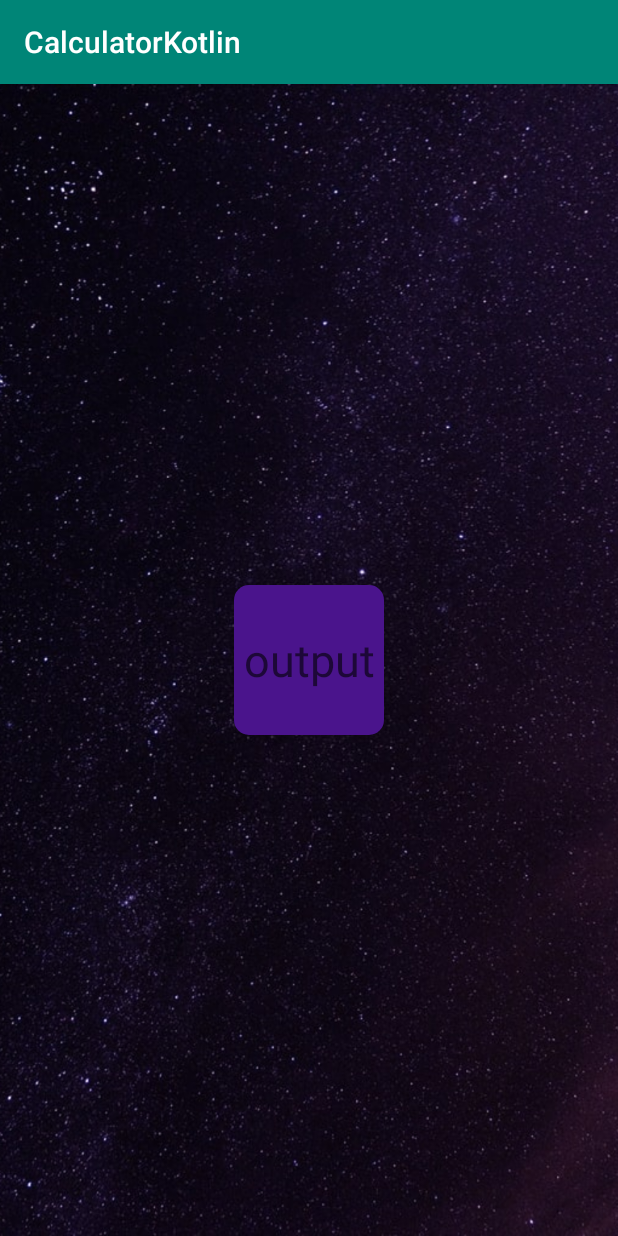
After one commit to aidina1908/CalculatorKotlin, an Android app: the OutputActivity screen opened directly, with no data from a screen before it, on a phone screen of 412 x 824 dp. The commit adds this screen. Run offline under Robolectric (Android 15) with nearby library versions, the phone set to English and light mode, and no system bars.

Commit message:
Add second activity

```diff
--- a/app/src/main/AndroidManifest.xml
+++ b/app/src/main/AndroidManifest.xml
@@ -9,6 +9,7 @@
         android:roundIcon="@mipmap/ic_launcher_round"
         android:supportsRtl="true"
         android:theme="@style/AppTheme">
+        <activity android:name=".OutputActivity"></activity>
         <activity android:name=".MainActivity">
             <intent-filter>
                 <action android:name="android.intent.action.MAIN" />
--- /dev/null
+++ b/app/src/main/java/com/example/android/calculatorkotlin/OutputActivity.kt
@@ -0,0 +1,24 @@
+package com.example.android.calculatorkotlin
+
+import androidx.appcompat.app.AppCompatActivity
+import android.os.Bundle
+import android.widget.EditText
+import android.widget.TextView
+import kotlinx.android.synthetic.main.activity_main.*
+import kotlinx.android.synthetic.main.activity_main.view.*
+import kotlinx.android.synthetic.main.activity_output.*
+
+class OutputActivity : AppCompatActivity() {
+
+    override fun onCreate(savedInstanceState: Bundle?) {
+        super.onCreate(savedInstanceState)
+        setContentView(R.layout.activity_output)
+
+        val answer = intent.getStringExtra("output")
+
+        val result = findViewById<TextView>(R.id.textview)
+        result.text = answer
+
+
+    }
+}
--- a/app/src/main/res/drawable/edittext_shape.xml
+++ b/app/src/main/res/drawable/edittext_shape.xml
@@ -1,6 +1,6 @@
 <?xml version="1.0" encoding="utf-8"?>
     <shape xmlns:android="http://schemas.android.com/apk/res/android"
         android:shape="rectangle">
-    <solid android:color="#ffa726"/>
+    <solid android:color="#4a148c"/>
     <corners android:radius="10dp"/>
 </shape>
--- a/app/src/main/res/drawable/style_button_circle.xml
+++ b/app/src/main/res/drawable/style_button_circle.xml
@@ -1,7 +1,7 @@
 <?xml version="1.0" encoding="utf-8"?>
 <shape xmlns:android="http://schemas.android.com/apk/res/android">
     <stroke android:width="3dp"
-        android:color="#ffa726"/>
+        android:color="@android:color/white"/>
     <corners android:radius="1000dp"/>
 
 </shape>
--- a/app/src/main/res/drawable/textview_background.xml
+++ b/app/src/main/res/drawable/textview_background.xml
@@ -1,7 +1,7 @@
 <?xml version="1.0" encoding="utf-8"?>
 <shape xmlns:android="http://schemas.android.com/apk/res/android"
     android:shape="rectangle">
-    <solid android:color="#ffa726"/>
+    <solid android:color="#4a148c"/>
     <corners android:radius="10dp"/>
 
 </shape>
--- /dev/null
+++ b/app/src/main/res/layout/activity_output.xml
@@ -0,0 +1,33 @@
+<?xml version="1.0" encoding="utf-8"?>
+<androidx.constraintlayout.widget.ConstraintLayout xmlns:android="http://schemas.android.com/apk/res/android"
+    xmlns:app="http://schemas.android.com/apk/res-auto"
+    xmlns:tools="http://schemas.android.com/tools"
+    android:orientation="vertical"
+    android:layout_width="match_parent"
+    android:layout_height="match_parent">
+
+    <ImageView
+        android:id="@+id/background"
+        android:layout_width="match_parent"
+        android:layout_height="match_parent"
+        android:scaleType="centerCrop"
+        android:src="@drawable/galaxy"
+        tools:layout_editor_absoluteX="35dp"
+        tools:layout_editor_absoluteY="61dp" />
+
+    <TextView
+        android:id="@+id/textview"
+        android:layout_width="100dp"
+        android:layout_height="100dp"
+        android:background="@drawable/textview_background"
+        android:hint="output"
+        android:textSize="30sp"
+        android:gravity="center"
+        android:textColor="@android:color/white"
+        app:layout_constraintBottom_toBottomOf="parent"
+        app:layout_constraintEnd_toEndOf="parent"
+        app:layout_constraintStart_toStartOf="parent"
+        app:layout_constraintTop_toTopOf="parent" />
+
+
+</androidx.constraintlayout.widget.ConstraintLayout>
```
Also changed, not shown: app/src/main/java/com/example/android/calculatorkotlin/MainActivity.kt (+19 -1 lines), app/src/main/res/layout/activity_main.xml (+21 -22 lines).
